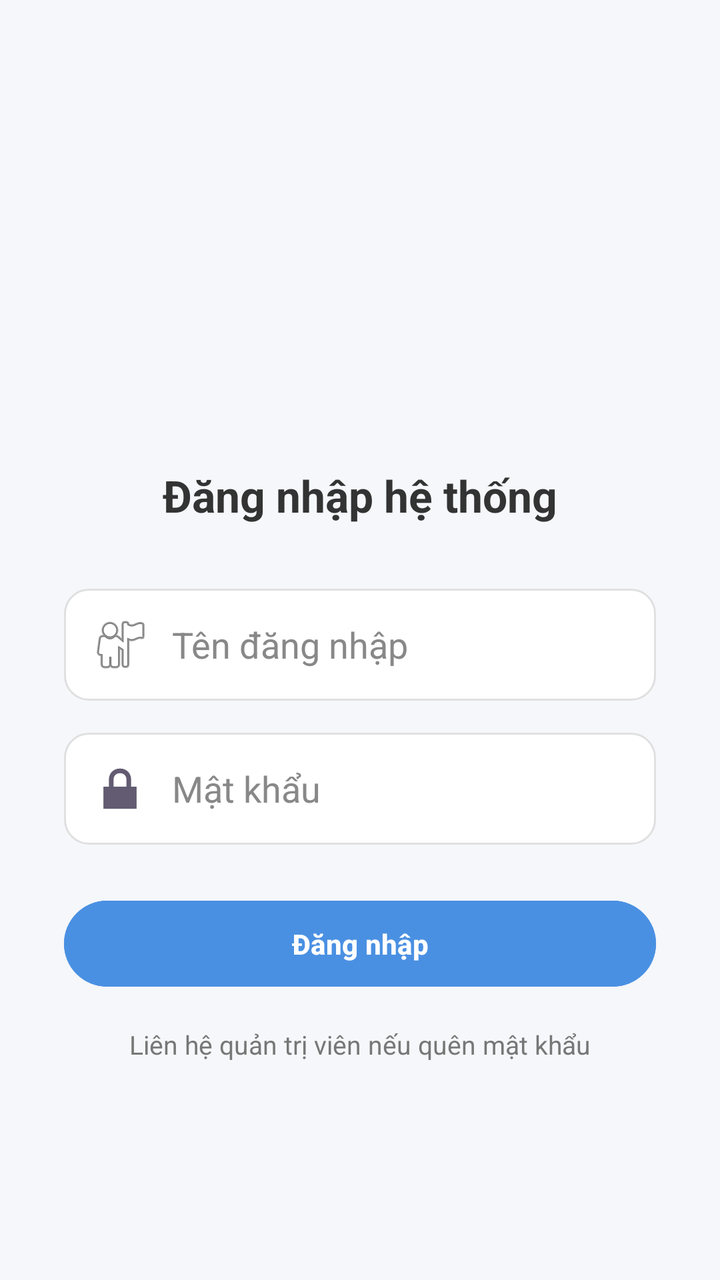
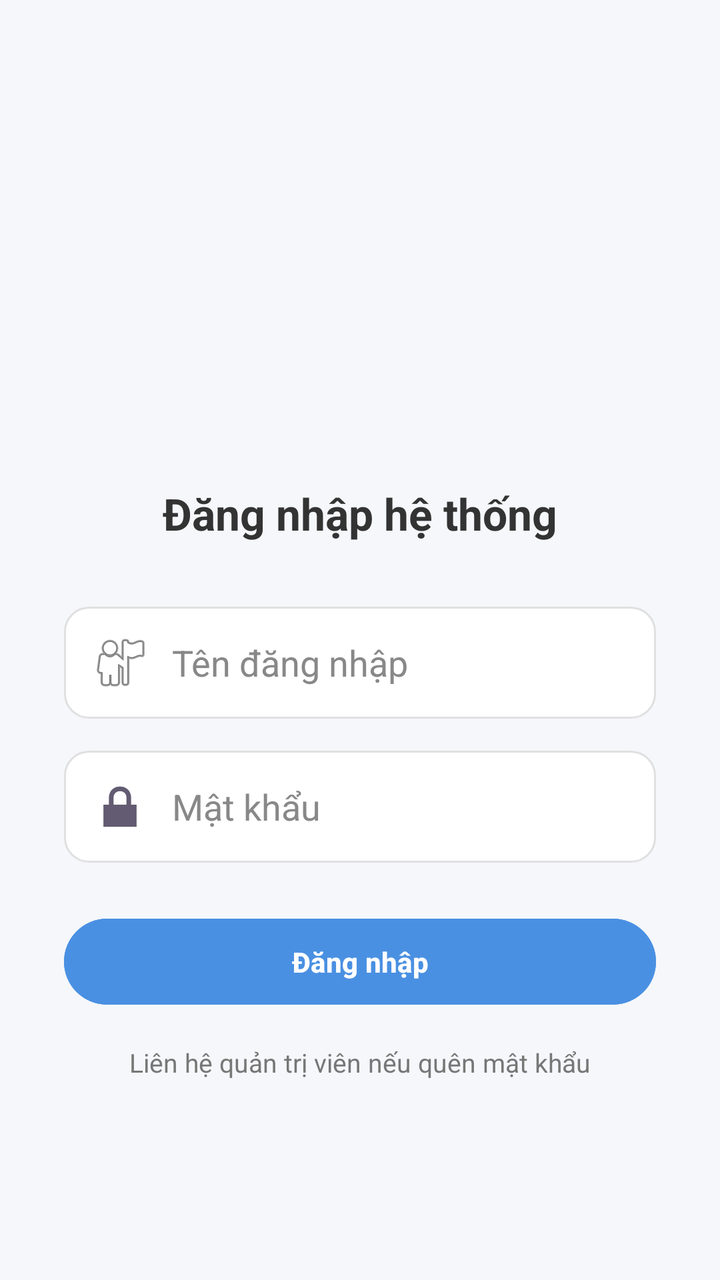

Screens rendered from an Android XML layout before and after an edit, with the pre-edit source and the edit as a unified diff.
<!-- AndroidManifest.xml: application theme Theme.ConnectESP -->
<!-- res/layout/activity_login.xml -->
<ScrollView xmlns:android="http://schemas.android.com/apk/res/android"
    xmlns:tools="http://schemas.android.com/tools"
    android:layout_width="match_parent"
    android:layout_height="match_parent"
    android:fillViewport="true"
    android:background="#F5F7FA"
    tools:context=".LoginActivity">

    <LinearLayout
        android:layout_width="match_parent"
        android:layout_height="wrap_content"
        android:orientation="vertical"
        android:gravity="center"
        android:padding="32dp">

        
        <ImageView
            android:layout_width="104dp"
            android:layout_height="100dp"
            android:layout_marginBottom="24dp"
            android:src="@mipmap/ic_traffic_round" />

        
        <TextView
            android:layout_width="wrap_content"
            android:layout_height="wrap_content"
            android:text="Đăng nhập hệ thống"
            android:textSize="22sp"
            android:textStyle="bold"
            android:textColor="#333"
            android:layout_marginBottom="32dp" />

        
        <EditText
            android:id="@+id/edtUsername"
            android:layout_width="match_parent"
            android:layout_height="wrap_content"
            android:hint="Tên đăng nhập"
            android:inputType="textPersonName"
            android:padding="12dp"
            android:background="@drawable/edittext_bg"
            android:drawableStart="@android:drawable/ic_menu_myplaces"
            android:drawablePadding="10dp"
            android:textColor="#111"
            android:textColorHint="#888" />

        
        <EditText
            android:id="@+id/edtPassword"
            android:layout_width="match_parent"
            android:layout_height="wrap_content"
            android:hint="Mật khẩu"
            android:inputType="textPassword"
            android:padding="12dp"
            android:layout_marginTop="16dp"
            android:background="@drawable/edittext_bg"
            android:drawableStart="@android:drawable/ic_lock_lock"
            android:drawablePadding="10dp"
            android:textColor="#111"
            android:textColorHint="#888" />

        
        <Button
            android:id="@+id/btnLogin"
            android:layout_width="match_parent"
            android:layout_height="wrap_content"
            android:text="Đăng nhập"
            android:textAllCaps="false"
            android:textStyle="bold"
            android:textColor="#FFF"
            android:layout_marginTop="24dp"
            android:padding="12dp"
            android:backgroundTint="#4A90E2"
            android:elevation="3dp" />

        
        <TextView
            android:layout_width="wrap_content"
            android:layout_height="wrap_content"
            android:text="Liên hệ quản trị viên nếu quên mật khẩu"
            android:textSize="13sp"
            android:textColor="#777"
            android:layout_marginTop="16dp" />

    </LinearLayout>
</ScrollView>
<!-- resources referenced by this layout -->
<resources>
  <!-- drawable edittext_bg (drawable) -->
  <shape xmlns:android="http://schemas.android.com/apk/res/android" android:shape="rectangle">
      <solid android:color="#FFFFFF" />
      <corners android:radius="12dp" />
      <stroke android:width="1dp" android:color="#E0E0E0" />
      <padding android:left="10dp" android:right="10dp" />
  </shape>
  <!-- mipmap ic_traffic_round (mipmap-anydpi-v26) -->
  <?xml version="1.0" encoding="utf-8"?>
  <adaptive-icon xmlns:android="http://schemas.android.com/apk/res/android">
      <background android:drawable="@drawable/ic_traffic_background"/>
      <foreground android:drawable="@mipmap/ic_traffic_foreground"/>
  </adaptive-icon>
  <style name="Theme.ConnectESP" parent="Base.Theme.ConnectESP" />
  <!-- drawable ic_traffic_background: vector/xml drawable (drawable, 4869 chars, omitted) -->
  <style name="Base.Theme.ConnectESP" parent="Theme.Material3.DayNight.NoActionBar">
          
          
      </style>
</resources>

<!-- the commit's change to res/layout/activity_login.xml (unified diff, before → after) -->
@@ -15,8 +15,8 @@
 
         
         <ImageView
-            android:layout_width="104dp"
-            android:layout_height="100dp"
+            android:layout_width="119dp"
+            android:layout_height="118dp"
             android:layout_marginBottom="24dp"
             android:src="@mipmap/ic_traffic_round" />
 
